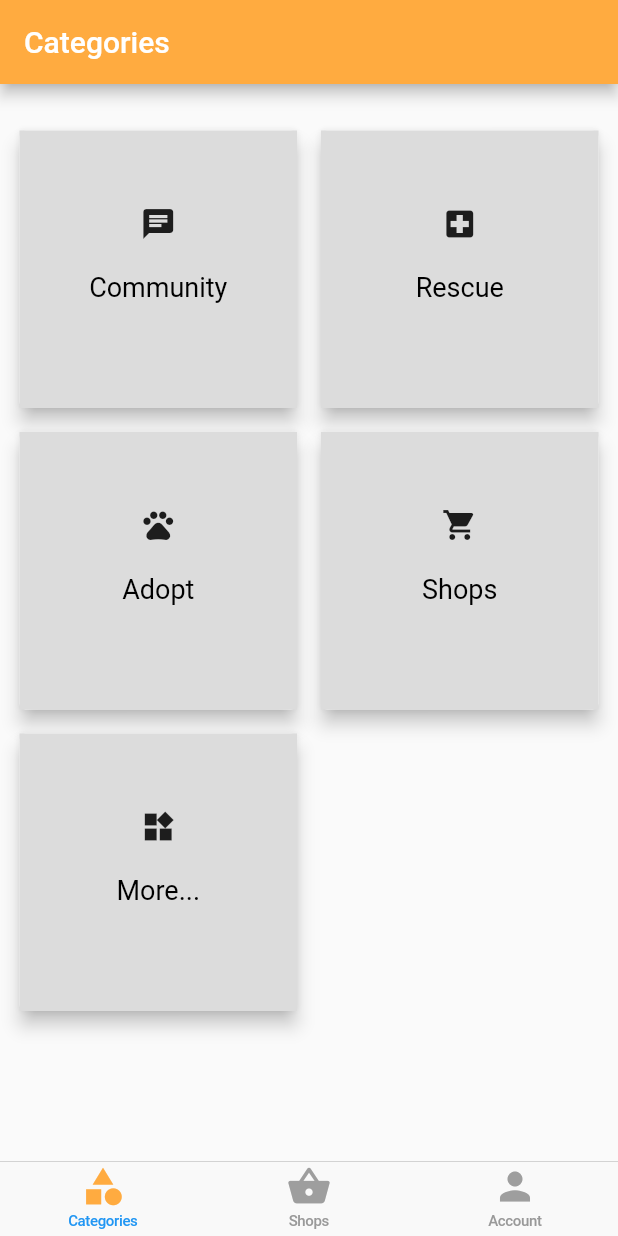
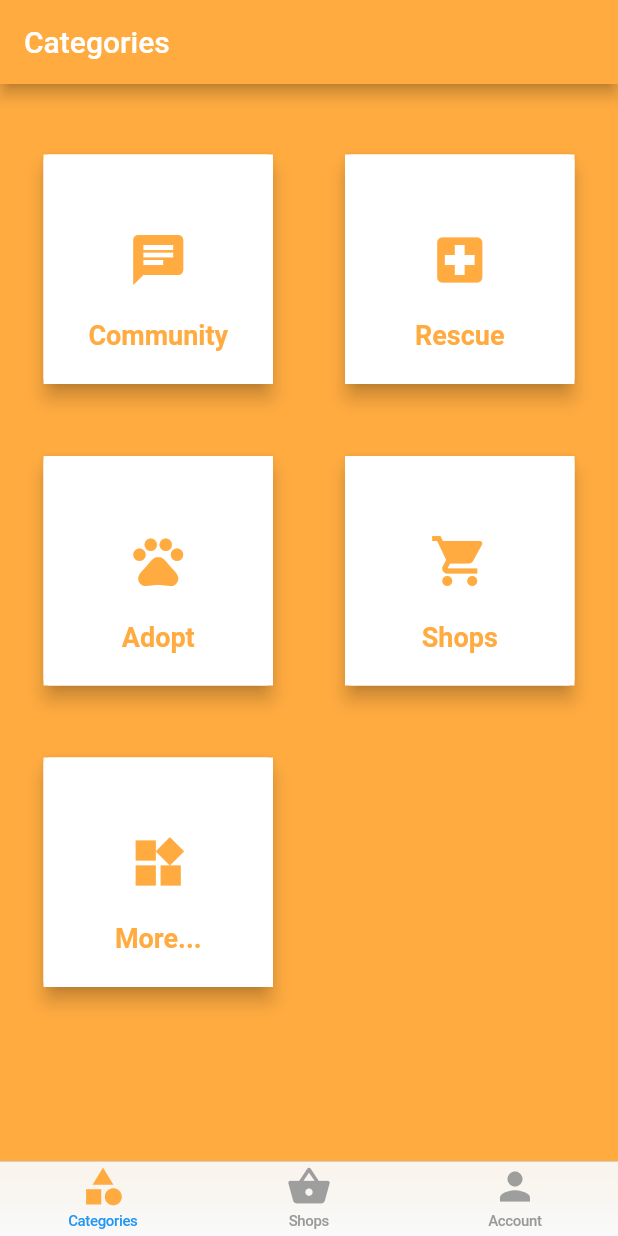
Before and after one commit to ashrafj96/pets, a Flutter app: the screen it shows once a user with an empty profile is signed in, on a phone screen of 412 x 824 dp. Run offline on Flutter 3.47's test engine with Material 2 defaults, Android fonts, the phone set to English and light mode, and no system bars; our stand-ins replace firebase_auth, geolocator, google_maps_flutter, google_sign_in; accounts and stored records are empty; network calls fail.

Commit message:
completed question category and user profile

```diff
--- a/lib/categories/categories_page.dart
+++ b/lib/categories/categories_page.dart
@@ -12,14 +12,21 @@ class CategoriesPage extends StatelessWidget {
           style: TextStyle(color: Colors.white),
         ),
       ),
-      body: Container(
+      body: Padding(
+        padding: const EdgeInsets.only(bottom: 20.0),
+        child: Container(
+          color: Colors.orangeAccent[200],
           padding: EdgeInsets.symmetric(vertical: 20.0, horizontal: 2.0),
           child: GridView.count(
             crossAxisCount: 2,
             padding: EdgeInsets.all(3.0),
             children: <Widget>[
               CategoryCard(
-              cardIcon: Icon(Icons.chat),
+                cardIcon: Icon(
+                  Icons.chat,
+                  color: Colors.orangeAccent,
+                  size: 40.0,
+                ),
                 cardTitle: "Community",
                 tapOnCard: () {
                   Navigator.push(context,
@@ -27,7 +34,11 @@ class CategoriesPage extends StatelessWidget {
                 },
               ),
               CategoryCard(
-              cardIcon: Icon(Icons.local_hospital),
+                cardIcon: Icon(
+                  Icons.local_hospital,
+                  color: Colors.orangeAccent,
+                  size: 40.0,
+                ),
                 cardTitle: "Rescue",
                 tapOnCard: () {
                   Navigator.push(context,
@@ -35,7 +46,11 @@ class CategoriesPage extends StatelessWidget {
                 },
               ),
               CategoryCard(
-              cardIcon: Icon(Icons.pets),
+                cardIcon: Icon(
+                  Icons.pets,
+                  color: Colors.orangeAccent,
+                  size: 40.0,
+                ),
                 cardTitle: "Adopt",
                 tapOnCard: () {
                   Navigator.push(context,
@@ -43,7 +58,11 @@ class CategoriesPage extends StatelessWidget {
                 },
               ),
               CategoryCard(
-              cardIcon: Icon(Icons.shopping_cart),
+                cardIcon: Icon(
+                  Icons.shopping_cart,
+                  color: Colors.orangeAccent,
+                  size: 40.0,
+                ),
                 cardTitle: "Shops",
                 tapOnCard: () {
                   Navigator.push(context,
@@ -51,7 +70,11 @@ class CategoriesPage extends StatelessWidget {
                 },
               ),
               CategoryCard(
-              cardIcon: Icon(Icons.widgets),
+                cardIcon: Icon(
+                  Icons.widgets,
+                  color: Colors.orangeAccent,
+                  size: 40.0,
+                ),
                 cardTitle: "More...",
                 tapOnCard: () {
                   Navigator.push(context,
@@ -61,6 +84,7 @@ class CategoriesPage extends StatelessWidget {
             ],
           ),
         ),
+      ),
     );
   }
 }
--- a/lib/home/cupertino_home_scaffold.dart
+++ b/lib/home/cupertino_home_scaffold.dart
@@ -7,12 +7,14 @@ class CupertinoHomeScaffold extends StatelessWidget {
       {Key key,
       @required this.currentTab,
       @required this.onSelectTab,
-      @required this.widgetBuilders})
+      @required this.widgetBuilders,
+      @required this.navigatorKeys})
       : super(key: key);
 
   final TabItem currentTab;
   final ValueChanged<TabItem> onSelectTab;
   final Map<TabItem, WidgetBuilder> widgetBuilders;
+  final Map<TabItem, GlobalKey<NavigatorState>> navigatorKeys;
 
   @override
   Widget build(BuildContext context) {
@@ -28,6 +30,7 @@ class CupertinoHomeScaffold extends StatelessWidget {
       tabBuilder: (context, index) {
         final item = TabItem.values[index];
         return CupertinoTabView(
+            navigatorKey: navigatorKeys[item],
             builder: (context) => widgetBuilders[item](context));
       },
     );
--- a/lib/home/home_page.dart
+++ b/lib/home/home_page.dart
@@ -12,6 +12,11 @@ class HomePage extends StatefulWidget {
 
 class _HomePageState extends State<HomePage> {
   TabItem _currentTab = TabItem.categories;
+  final Map<TabItem, GlobalKey<NavigatorState>> navigatorKeys = {
+    TabItem.categories: GlobalKey<NavigatorState>(),
+    TabItem.shops: GlobalKey<NavigatorState>(),
+    TabItem.account: GlobalKey<NavigatorState>(),
+  };
 
   Map<TabItem, WidgetBuilder> get widgetBuilders {
     return {
@@ -22,15 +27,25 @@ class _HomePageState extends State<HomePage> {
   }
 
   void _select(TabItem tabItem) {
-    setState(() => _currentTab = tabItem);
+    if (tabItem == _currentTab) {
+      //pop to first route
+      navigatorKeys[tabItem].currentState.popUntil((route) => route.isFirst);
+    } else {
+      setState(() => _currentTab = tabItem);
+    }
   }
 
   @override
   Widget build(BuildContext context) {
-    return CupertinoHomeScaffold(
-      currentTab: _currentTab,
-      onSelectTab: _select,
-      widgetBuilders: widgetBuilders,
+    return WillPopScope(
+      onWillPop: () async =>
+          !await navigatorKeys[_currentTab].currentState.maybePop(),
+      child: CupertinoHomeScaffold(
+        currentTab: _currentTab,
+        onSelectTab: _select,
+        widgetBuilders: widgetBuilders,
+        navigatorKeys: navigatorKeys,
+      ),
     );
   }
 }
--- a/lib/home/landing_page.dart
+++ b/lib/home/landing_page.dart
@@ -20,7 +20,8 @@ class LandingPage extends StatelessWidget {
           return Provider<User>.value(
             value: user,
             child: Provider<Database>(
-                create: (_) => FireStoreDatabase(uid: user.uid),
+                create: (_) => FireStoreDatabase(
+                    uid: user.uid, displayName: user.displayName),
                 child: HomePage()),
           );
         } else {
--- a/lib/services/api_path.dart
+++ b/lib/services/api_path.dart
@@ -1,4 +1,8 @@
 class APIPath {
-  static String user(String uid) => 'users/$uid';
-  static String userData(String uid) => 'users/$uid/';
+  static String question(String uid, String questionId) =>
+      'users/$uid/questions/$questionId';
+  static String questions(String uid) => 'users/$uid/questions';
+  static String allQuestions() => 'questions/';
+  static String createInAllQuestions(String questionId) =>
+      'questions/$questionId';
 }
--- a/lib/widgets/category_card.dart
+++ b/lib/widgets/category_card.dart
@@ -1,5 +1,4 @@
 import 'package:flutter/material.dart';
-import 'package:pets/pages/community.dart';
 
 class CategoryCard extends StatelessWidget {
   final Icon cardIcon;
@@ -11,11 +10,13 @@ class CategoryCard extends StatelessWidget {
 
   @override
   Widget build(BuildContext context) {
-    return Card(
+    return Padding(
+      padding: const EdgeInsets.all(16.0),
+      child: Card(
         elevation: 5.0,
         margin: EdgeInsets.all(8.0),
         child: Container(
-        decoration: BoxDecoration(color: Color.fromRGBO(220, 220, 220, 1.0)),
+          decoration: BoxDecoration(color: Colors.white),
           child: InkWell(
             onTap: () {
               tapOnCard();
@@ -35,10 +36,14 @@ class CategoryCard extends StatelessWidget {
                 Center(
                   child: Text(
                     cardTitle,
-                  style: TextStyle(fontSize: 18.0, color: Colors.black),
+                    style: TextStyle(
+                        fontSize: 18.0,
+                        color: Colors.orangeAccent,
+                        fontWeight: FontWeight.w600),
                   ),
-              )
+                ),
               ],
+            ),
           ),
         ),
       ),
--- a/pubspec.yaml
+++ b/pubspec.yaml
@@ -33,6 +33,7 @@ dependencies:
   cloud_firestore: ^0.12.9+5
   google_sign_in: ^4.5.3
   google_maps_flutter: ^0.5.32
+  geolocator: ^6.0.0+4
 
 dev_dependencies:
   flutter_test:
@@ -56,7 +57,7 @@ flutter:
   assets:
     - images/google-logo.png
     - images/facebook-logo.png
-    - images/pets.jpg
+    - images/logo.png
 
   # An image asset can refer to one or more resolution-specific "variants", see
   # https://flutter.dev/assets-and-images/#resolution-aware.
```
Also changed, not shown: lib/account/account_page.dart (+35 -8 lines), lib/maps/maps_page.dart (+28 -4 lines), lib/pages/community.dart (+59 -1 lines), lib/services/auth.dart (+5 -6 lines), lib/services/database.dart (+33 -28 lines), lib/sign_in/sign_in_page.dart (+6 -9 lines), pubspec.lock, 1 other file. Lines whose indentation alone changed are shown as unchanged.
